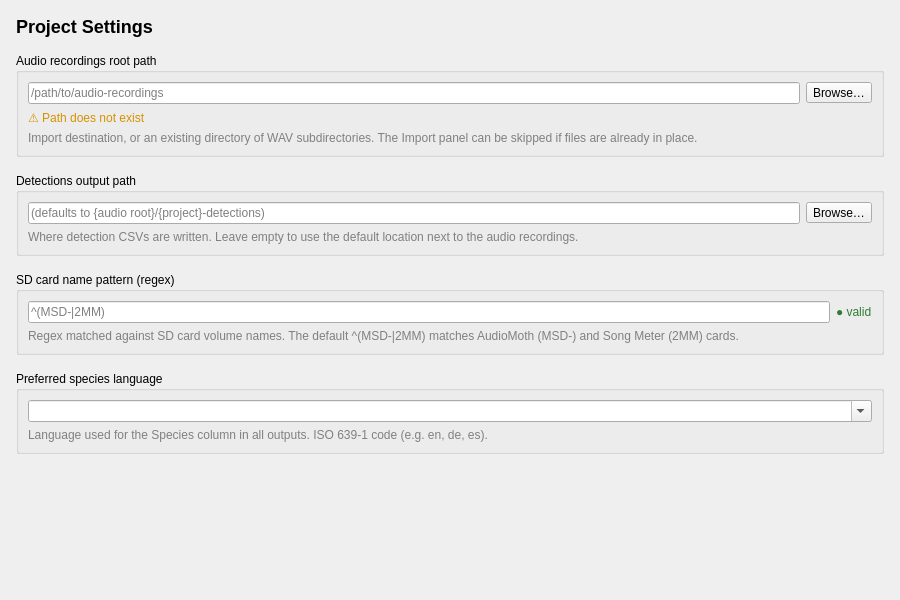
Old version of the form src/pam_analyzer/ui/panels/project_panel.ui in the repository kenwer/pam-analyzer.
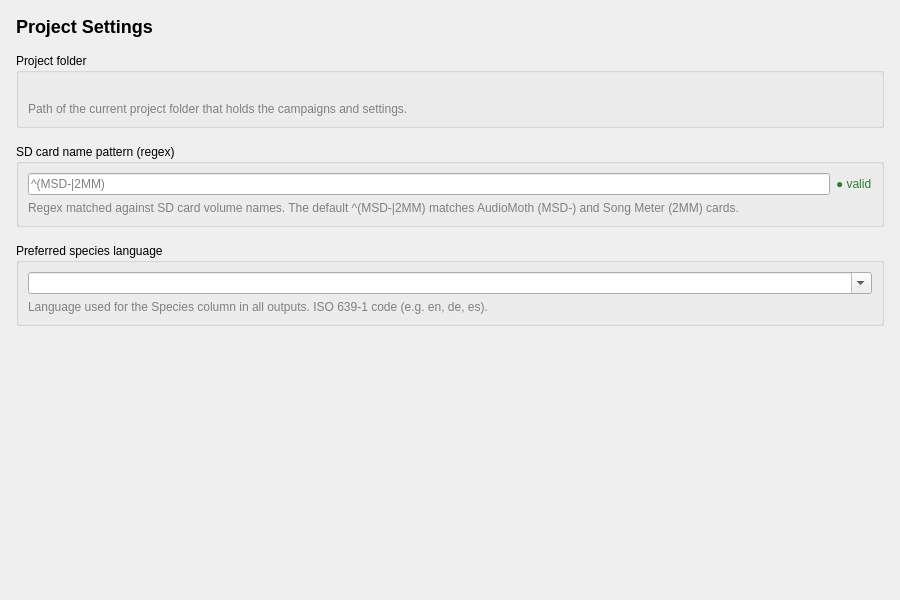
New version of the form.

Commit message: Projects are self-contained folders

The edit to the form file:
```diff
--- a/src/pam_analyzer/ui/panels/project_panel.ui
+++ b/src/pam_analyzer/ui/panels/project_panel.ui
@@ -41,37 +41,16 @@
    <item>
     <widget class="QGroupBox" name="audio_group">
      <property name="title">
-      <string>Audio recordings root path</string>
+      <string>Project folder</string>
      </property>
      <layout class="QVBoxLayout" name="audio_layout">
       <item>
-       <layout class="QHBoxLayout" name="audio_row">
-        <item>
-         <widget class="QLineEdit" name="audio_path_edit">
-          <property name="placeholderText">
-           <string>/path/to/audio-recordings</string>
-          </property>
-         </widget>
-        </item>
-        <item>
-         <widget class="QToolButton" name="audio_browse_button">
-          <property name="text">
-           <string>Browse…</string>
-          </property>
-          <property name="toolTip">
-           <string>Pick a directory</string>
-          </property>
-         </widget>
-        </item>
-       </layout>
-      </item>
-      <item>
-       <widget class="QLabel" name="audio_warning_label">
+       <widget class="QLabel" name="folder_label">
         <property name="text">
-         <string>⚠ Path does not exist</string>
+         <string/>
         </property>
-        <property name="styleSheet">
-         <string>color: #d69100;</string>
+        <property name="textInteractionFlags">
+         <set>Qt::TextSelectableByMouse</set>
         </property>
         <property name="visible">
          <bool>false</bool>
@@ -81,52 +60,7 @@
       <item>
        <widget class="QLabel" name="audio_caption_label">
         <property name="text">
-         <string>Import destination, or an existing directory of WAV subdirectories. The Import panel can be skipped if files are already in place.</string>
-        </property>
-        <property name="wordWrap">
-         <bool>true</bool>
-        </property>
-        <property name="styleSheet">
-         <string>color: gray;</string>
-        </property>
-       </widget>
-      </item>
-     </layout>
-    </widget>
-   </item>
-
-   <!-- Detections output path -->
-   <item>
-    <widget class="QGroupBox" name="output_group">
-     <property name="title">
-      <string>Detections output path</string>
-     </property>
-     <layout class="QVBoxLayout" name="output_layout">
-      <item>
-       <layout class="QHBoxLayout" name="output_row">
-        <item>
-         <widget class="QLineEdit" name="output_path_edit">
-          <property name="placeholderText">
-           <string>(defaults to {audio root}/{project}-detections)</string>
-          </property>
-         </widget>
-        </item>
-        <item>
-         <widget class="QToolButton" name="output_browse_button">
-          <property name="text">
-           <string>Browse…</string>
-          </property>
-          <property name="toolTip">
-           <string>Pick a directory</string>
-          </property>
-         </widget>
-        </item>
-       </layout>
-      </item>
-      <item>
-       <widget class="QLabel" name="output_caption_label">
-        <property name="text">
-         <string>Where detection CSVs are written. Leave empty to use the default location next to the audio recordings.</string>
+         <string>Path of the current project folder that holds the campaigns and settings.</string>
         </property>
         <property name="wordWrap">
          <bool>true</bool>
```
Left out of the diff: 11 changed lines with no effect on the pictures. The commit also changes 38 other files.
